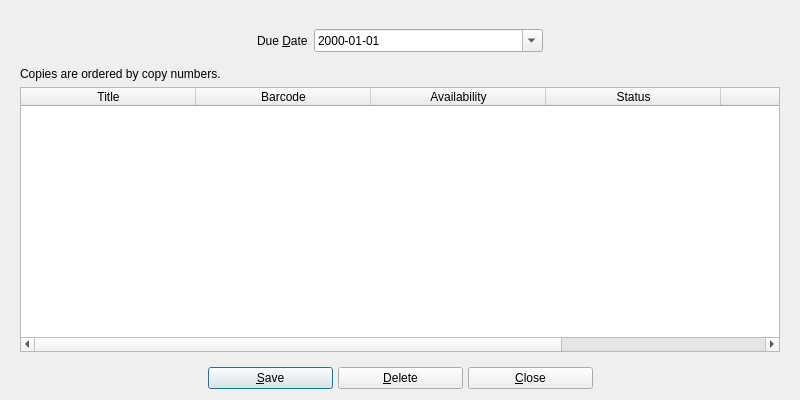
Above: UI/biblioteq_copybrowser.ui from textbrowser/biblioteq before the change. Below: the same form after it.
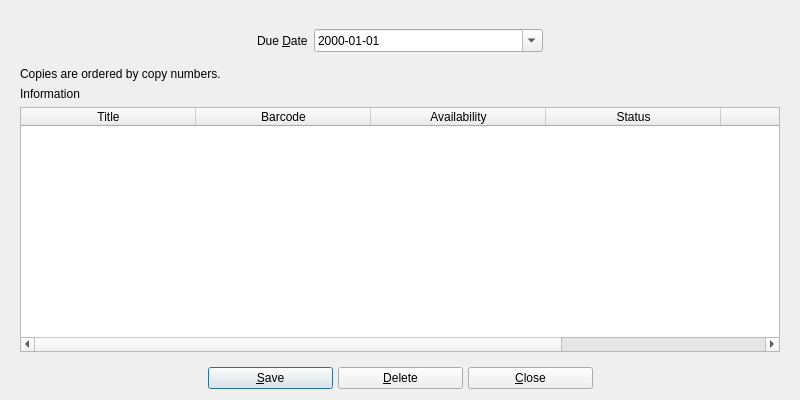
That is the form after the change. Icons and pictures are not drawn.

Patch:
```diff
--- a/UI/biblioteq_copybrowser.ui
+++ b/UI/biblioteq_copybrowser.ui
@@ -105,6 +105,16 @@
         </property>
        </widget>
       </item>
+      <item>
+       <widget class="QLabel" name="information">
+        <property name="text">
+         <string>Information</string>
+        </property>
+        <property name="wordWrap">
+         <bool>true</bool>
+        </property>
+       </widget>
+      </item>
       <item>
        <widget class="QTableWidget" name="table">
         <property name="focusPolicy">
```
